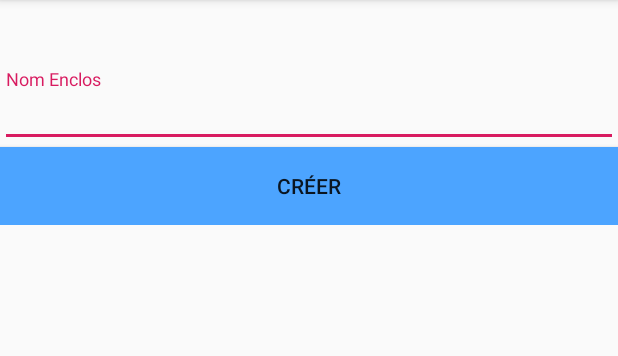
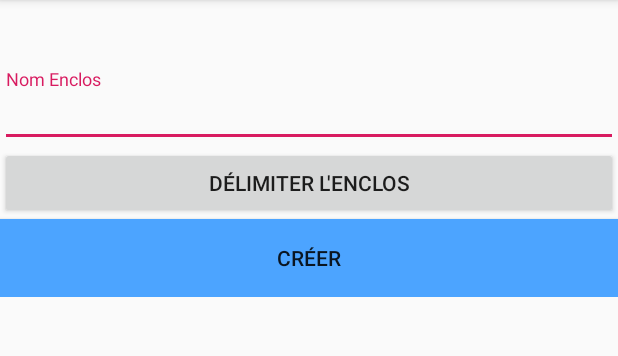
Before and after one commit to NexonSebastien/equiwatch, an Android app: the EnclosCreateActivity screen opened directly, with no data from a screen before it, on a phone screen of 412 x 824 dp, the part 84-440 px from its top. Run offline under Robolectric (Android 15) with nearby library versions, the phone set to English and light mode, and no system bars; our stand-ins replace Firebase (no records; nobody signed in at launch, a user with empty details on screens opened directly).

Commit message:
Création d'enclos avec pointGps retourné par la map

```diff
--- a/app/src/main/java/fr/equiwatch/model/EnclosClass.java
+++ b/app/src/main/java/fr/equiwatch/model/EnclosClass.java
@@ -47,4 +47,8 @@ public class EnclosClass implements Serializable{
     public ArrayList<PointsGpsClass> getPointsGps() {
         return pointsGps;
     }
+
+    public void setPointsGps(ArrayList<PointsGpsClass> pointsGps) {
+        this.pointsGps = pointsGps;
+    }
 }
--- a/app/src/main/java/fr/equiwatch/view/EnclosListAdapter.java
+++ b/app/src/main/java/fr/equiwatch/view/EnclosListAdapter.java
@@ -183,7 +183,5 @@ public class EnclosListAdapter extends BaseAdapter {
         ImageButton imgBtnViewEnclos;
         ImageButton imgBtnUpdateEnclos;
         ImageButton imgBtnDeleteEnclos;
-
-
     }
 }
--- a/app/src/main/res/layout/activity_enclos_create.xml
+++ b/app/src/main/res/layout/activity_enclos_create.xml
@@ -72,6 +72,18 @@
             </com.google.android.material.textfield.TextInputLayout>
 
             <Button
+                android:id="@+id/bt_delimiter_enclos"
+                android:layout_width="match_parent"
+                android:layout_height="wrap_content"
+                android:text="@string/bt_delimiter_points" />
+
+            <TextView
+                android:id="@+id/tv_nb_points"
+                android:layout_width="match_parent"
+                android:layout_height="wrap_content"
+                android:visibility="gone"/>
+
+            <Button
                 android:id="@+id/btnEnclosCreate"
                 android:layout_width="match_parent"
                 android:layout_height="match_parent"
--- a/app/src/main/res/values/strings.xml
+++ b/app/src/main/res/values/strings.xml
@@ -22,4 +22,6 @@
     <string name="menu_parametre">Paramètres</string>
     <string name="bt_quitter">Quitter</string>
     <string name="message_enclos">Vous n\'avez aucun enclos pour le moment, cliquez sur le + pour en ajouter.</string>
+    <string name="bt_delimiter_points">Délimiter l\'enclos</string>
+    <string name="txt_nb_points">Nombres de points: %d</string>
 </resources>
```
Also changed, not shown: app/src/main/java/fr/equiwatch/controller/EnclosController.java (+6 -2 lines), app/src/main/java/fr/equiwatch/view/EnclosCreateActivity.java (+57 -3 lines), app/src/main/java/fr/equiwatch/view/MenuMapsActivity.java (+42 -3 lines), app/src/main/res/layout/activity_menu_maps_equiwatch.xml (+17 -2 lines).
